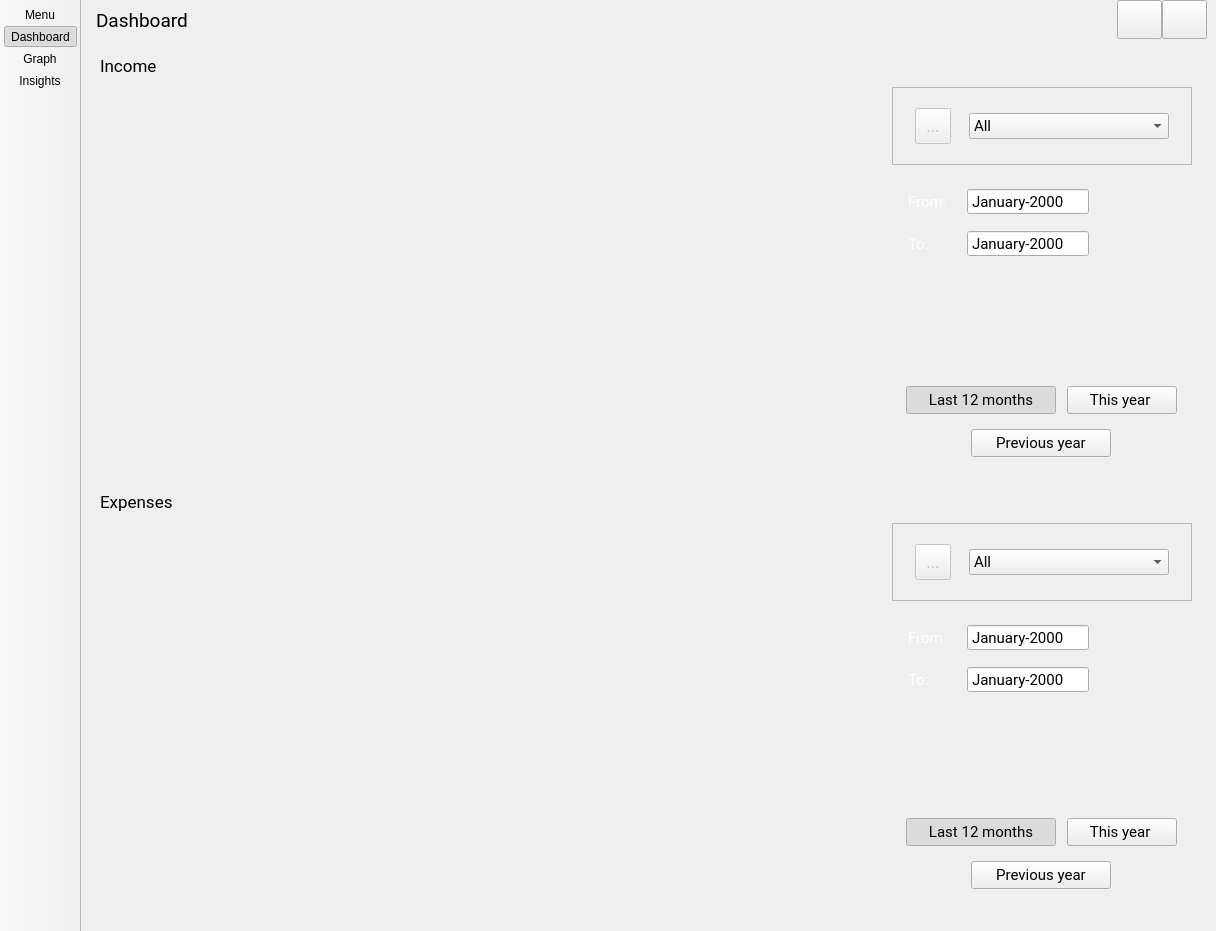
The window that view/skeletons/MainWindow.ui (opierre/Budgetter) describes before a commit, drawn with Qt 5.
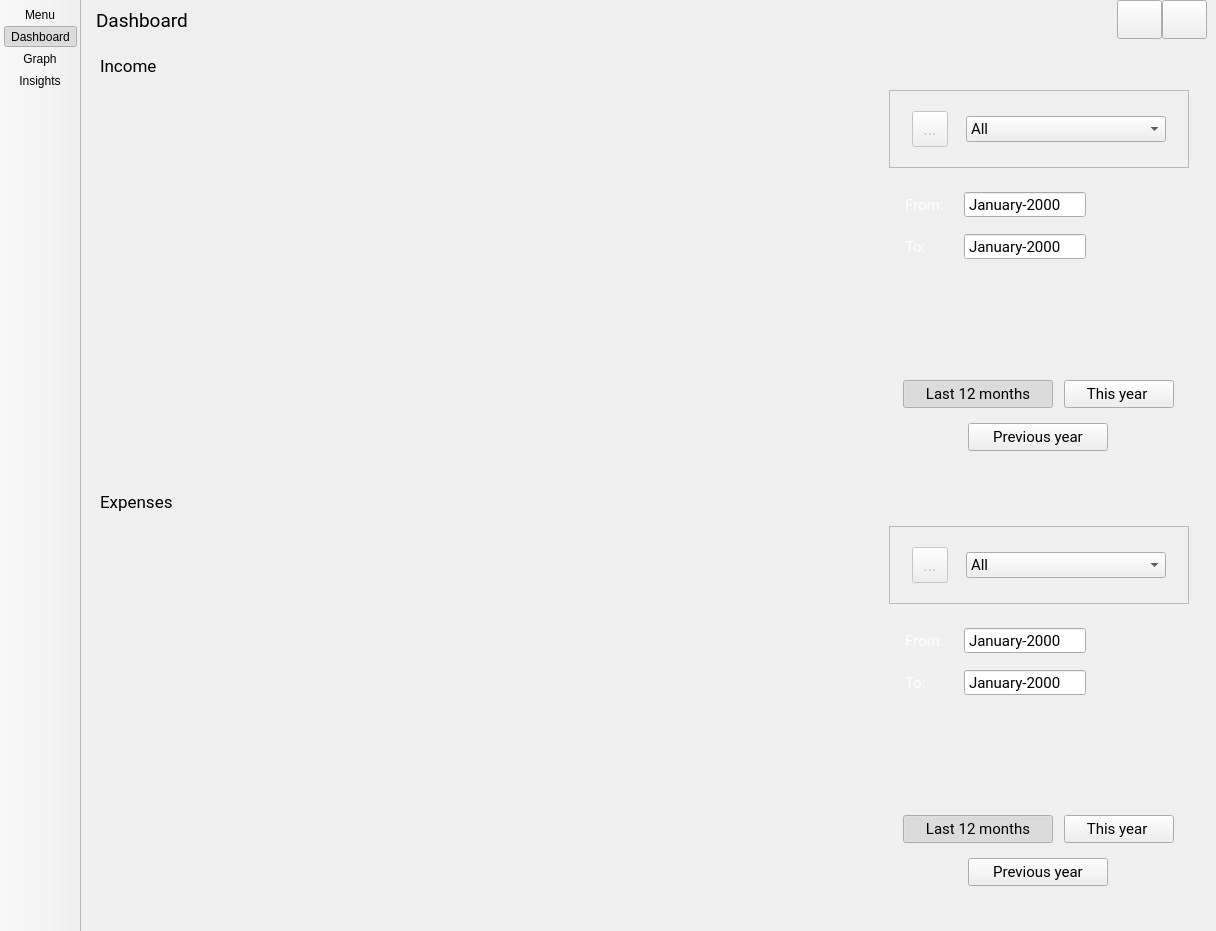
The same window after the commit. The open tabs and pages were chosen to show the change. Icons and pictures are not drawn. Custom widgets are drawn as their Qt base class.

Commit message:
feat: graphs panel
* Add drop shadow effect on graph configuration

```diff
--- a/view/skeletons/MainWindow.ui
+++ b/view/skeletons/MainWindow.ui
@@ -1558,6 +1558,15 @@
           </property>
           <widget class="QWidget" name="dockWidgetContents_23">
            <layout class="QGridLayout" name="gridLayout_43">
+            <property name="topMargin">
+             <number>12</number>
+            </property>
+            <property name="rightMargin">
+             <number>12</number>
+            </property>
+            <property name="bottomMargin">
+             <number>12</number>
+            </property>
             <item row="0" column="1">
              <widget class="QWidget" name="widget_expenses_graph" native="true"/>
             </item>
@@ -2072,8 +2081,14 @@
           </property>
           <widget class="QWidget" name="dockWidgetContents_231">
            <layout class="QGridLayout" name="gridLayout_431">
+            <property name="topMargin">
+             <number>12</number>
+            </property>
+            <property name="rightMargin">
+             <number>12</number>
+            </property>
             <property name="bottomMargin">
-             <number>6</number>
+             <number>12</number>
             </property>
             <item row="0" column="1" rowspan="4">
              <widget class="QWidget" name="widget_income_graph" native="true"/>
```
The commit also changes 3 other files.
